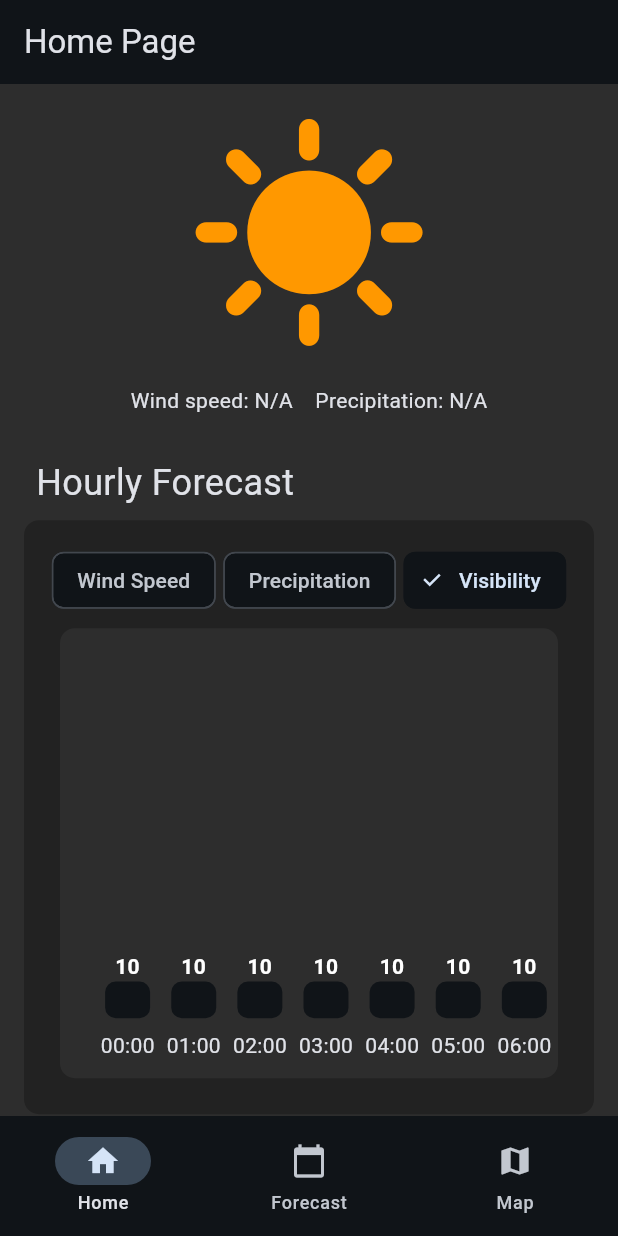
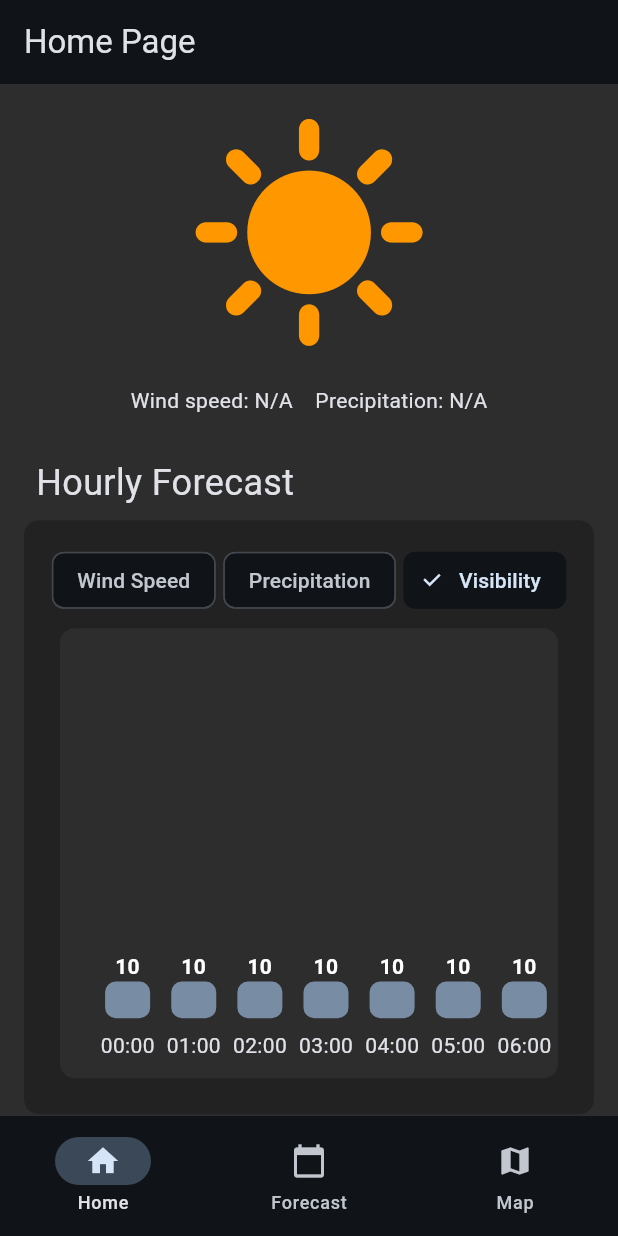
Before and after one commit to PunnyBunny/AeroWeatherProMax, a Flutter app: the screen it shows after launch, after a tap on "Precipitation", after a tap on "Visibility", on a phone screen of 412 x 824 dp. Run offline on Flutter 3.47's test engine with Material 3 defaults, Android fonts, the phone set to English and light mode, and no system bars; drawn by our look-alikes of fl_chart; our stand-ins replace equatable.

Commit message:
Changed some bar colours

```diff
--- a/lib/themes/theme.dart
+++ b/lib/themes/theme.dart
@@ -185,12 +185,12 @@ class MaterialTheme {
   static MaterialScheme darkScheme() {
     return const MaterialScheme(
       brightness: Brightness.dark,
-      primary: Color.fromARGB(255, 88, 109, 134),
+      primary: Color.fromARGB(255, 120, 140, 164),
       surfaceTint: Color(4288531451),
       onPrimary: Color(4278203221),
       primaryContainer: Color(4279388787),
       onPrimaryContainer: Color(4291814911),
-      secondary: Color.fromARGB(255, 90, 105, 122),
+      secondary: Color.fromARGB(255, 100, 98, 143),
       onSecondary: Color(4280562240),
       secondaryContainer: Color(4282009687),
       onSecondaryContainer: Color(4292207863),
--- a/lib/widgets/charts/precipitation_chart.dart
+++ b/lib/widgets/charts/precipitation_chart.dart
@@ -10,6 +10,6 @@ class PrecipitationChart extends StatelessWidget {
   Widget build(BuildContext context) {
     // return a bar chart
     return BaseChart(
-        30, [precipitationData], [Theme.of(context).primaryColor]);
+        30, [precipitationData], [Theme.of(context).colorScheme.primary]);
   }
 }
--- a/lib/widgets/charts/visibility_chart.dart
+++ b/lib/widgets/charts/visibility_chart.dart
@@ -9,6 +9,7 @@ class VisibilityChart extends StatelessWidget {
   @override
   Widget build(BuildContext context) {
     // return a bar chart
-    return BaseChart(30, [visibilityData], [Theme.of(context).primaryColor]);
+    return BaseChart(
+        30, [visibilityData], [Theme.of(context).colorScheme.primary]);
   }
 }
--- a/lib/widgets/charts/wind_speed_chart.dart
+++ b/lib/widgets/charts/wind_speed_chart.dart
@@ -26,7 +26,8 @@ class WindSpeedChart extends StatelessWidget {
                     Container(
                       width: 10,
                       height: 10,
-                      decoration: BoxDecoration(color: Theme.of(context).primaryColor),
+                      decoration: BoxDecoration(
+                          color: Theme.of(context).colorScheme.primary),
                     ),
                     SizedBox(width: 10),
                     Text("0m"),
@@ -37,7 +38,8 @@ class WindSpeedChart extends StatelessWidget {
                     Container(
                       width: 10,
                       height: 10,
-                      decoration: BoxDecoration(color: Theme.of(context).highlightColor),
+                      decoration: BoxDecoration(
+                          color: Theme.of(context).colorScheme.secondary),
                     ),
                     SizedBox(width: 10),
                     Text("180m"),
@@ -50,7 +52,10 @@ class WindSpeedChart extends StatelessWidget {
         BaseChart(
           20,
           [windSpeedData0, windSpeedData180],
-          [Theme.of(context).primaryColor, Theme.of(context).highlightColor],
+          [
+            Theme.of(context).colorScheme.primary,
+            Theme.of(context).colorScheme.secondary
+          ],
         ),
       ],
     );
```
